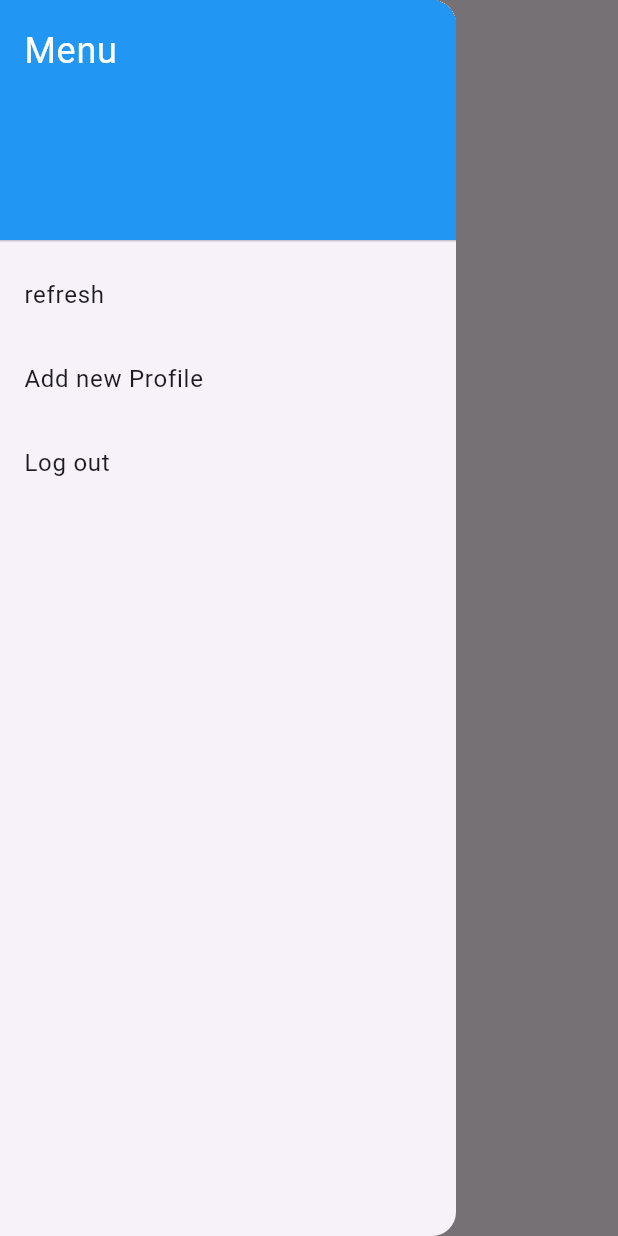
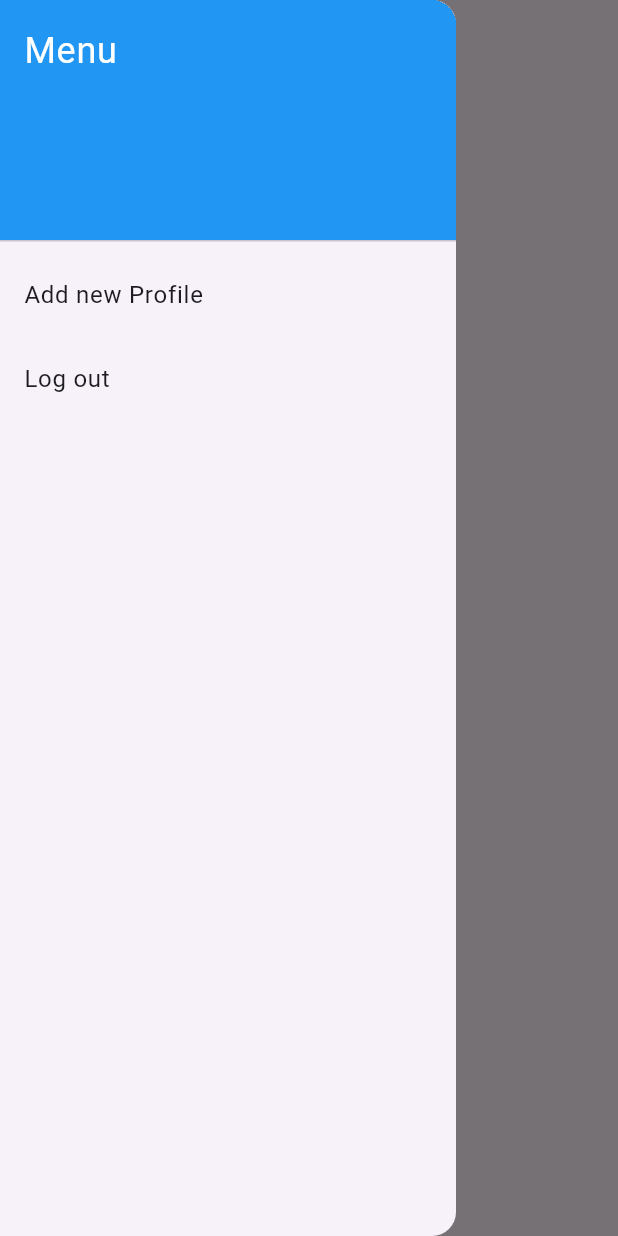
Before and after one commit to Bideiro/pass_mana, a Flutter app: the screen it shows once a user with an empty profile is signed in, with the side drawer open, on a phone screen of 412 x 824 dp. Run offline on Flutter 3.47's test engine with Material 3 defaults, Android fonts, the light colour scheme and no system bars; our stand-ins replace cloud_firestore, firebase_auth, firebase_core; missing offline and left inert: dart_des; accounts and stored records are empty.

Commit message:
removes useless thing in sidebar

```diff
--- a/lib/screens/menu.dart
+++ b/lib/screens/menu.dart
@@ -43,13 +43,6 @@ class _MenuState extends State<Menu> {
                         fontSize: 24,
                       ),
                     ),
-                  ),
-                  ListTile(
-                    title: Text('refresh'),
-                    onTap: () async {
-                      setState(() {});
-                      ();
-                    },
                   ),
                   ListTile(
                     title: Text('Add new Profile'),
```
